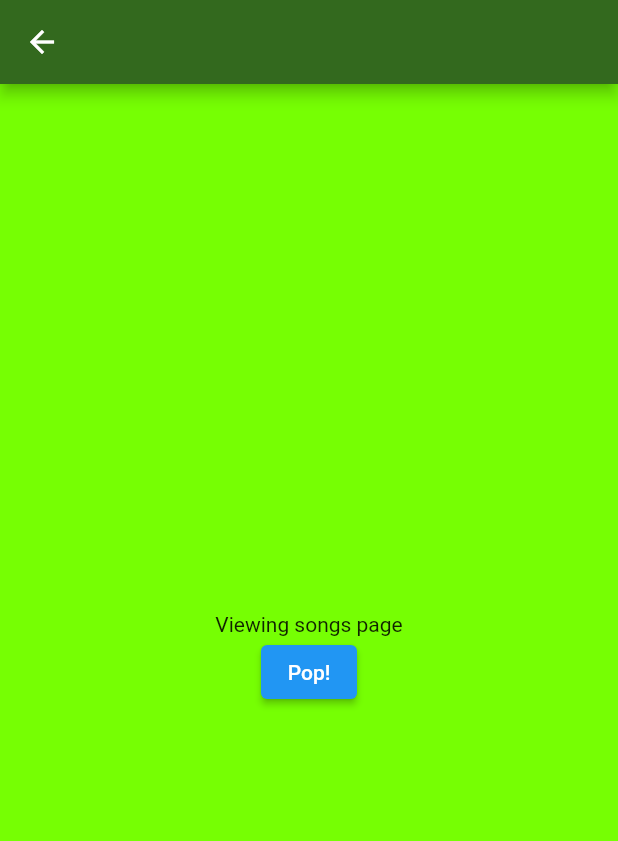
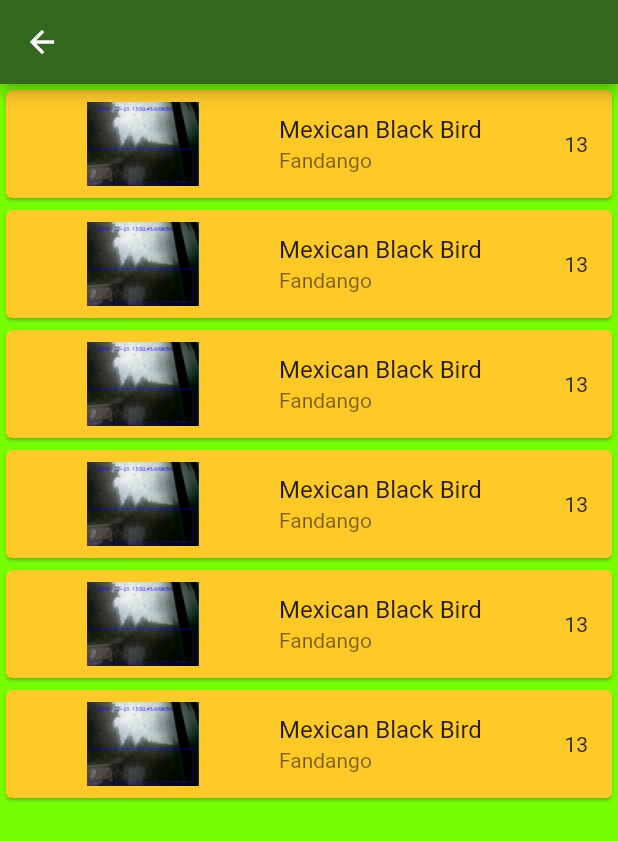
Before and after one commit to cjsmocjsmo/ampflo, a Flutter app: the screen it shows after launch, after a tap on "go to songs page", on a phone screen of 412 x 824 dp. Shown: the top 841 px of the screen. Run offline on Flutter 3.47's test engine with Material 2 defaults, Android fonts, the phone set to English and light mode, and no system bars.

Commit message:
more nav

```diff
--- a/lib/main.dart
+++ b/lib/main.dart
@@ -108,7 +108,7 @@ class HomeScreen extends StatelessWidget {
           ),
           buttonSection,
           // listViewHome,
-          listViewHomeZ,
+          // listViewHomeZ,
 
         ]
       ),
@@ -152,27 +152,27 @@ Widget buttonSection = Container(
   ),
 );
 
-Widget listViewHomeZ = ListView.builder(
-  itemCount: 6,
-  itemBuilder: (BuildContext context, int index) {
-    return Card(
-          color: Colors.amber[400],
-          child: ListTile(
-            title: Text("Mexican Black Bird"),
-            subtitle: Text('Fandango'),
-            leading: Image.asset('images/two2.jpg', height: 150.0, width: 150.0),
-            trailing: Text("13"),
-            onTap: () {
-              Navigator.pushNamed(
-                context,
-                '/Songs',
-                arguments: {}
-              );
-            }
-          ),
-        ),
-  }
-)
+// Widget listViewHomeZ = ListView.builder(
+//   itemCount: 6,
+//   itemBuilder: (BuildContext context, int index) {
+//     return Card(
+//           color: Colors.amber[400],
+//           child: ListTile(
+//             title: Text("Mexican Black Bird"),
+//             subtitle: Text('Fandango'),
+//             leading: Image.asset('images/two2.jpg', height: 150.0, width: 150.0),
+//             trailing: Text("13"),
+//             onTap: () {
+//               Navigator.pushNamed(
+//                 context,
+//                 '/Songs',
+//                 arguments: {}
+//               );
+//             }
+//           ),
+//         );
+//   }
+// );
 
 
 
--- a/lib/songs.dart
+++ b/lib/songs.dart
@@ -11,20 +11,43 @@ class SongsScreen extends StatelessWidget {
           color: Colors.lightGreenAccent.shade400,
         ),
         child: Center(
-          child: Column(
-            mainAxisAlignment: MainAxisAlignment.center,
-            children: [
-              Text('Viewing songs page'),
-              ElevatedButton(
-                child: Text('Pop!'),
-                onPressed: () {
-                  Navigator.pop(context);
-                },
-              ),
-            ],
-          ),
+          child:listViewHomeZ,
+          // Column(
+          //   mainAxisAlignment: MainAxisAlignment.center,
+          //   children: [
+          //     Text('Viewing songs page'),
+          //     ElevatedButton(
+          //       child: Text('Pop!'),
+          //       onPressed: () {
+          //         Navigator.pop(context);
+          //       },
+          //     ),
+          //   ],
+          // ),
         ),
       )
     );
   }
 }
+
+Widget listViewHomeZ = ListView.builder(
+  itemCount: 6,
+  itemBuilder: (BuildContext context, int index) {
+    return Card(
+          color: Colors.amber[400],
+          child: ListTile(
+            title: Text("Mexican Black Bird"),
+            subtitle: Text('Fandango'),
+            leading: Image.asset('images/two2.jpg', height: 150.0, width: 150.0),
+            trailing: Text("13"),
+            onTap: () {
+              Navigator.pushNamed(
+                context,
+                '/Songs',
+                arguments: {}
+              );
+            }
+          ),
+        );
+  }
+);
```
